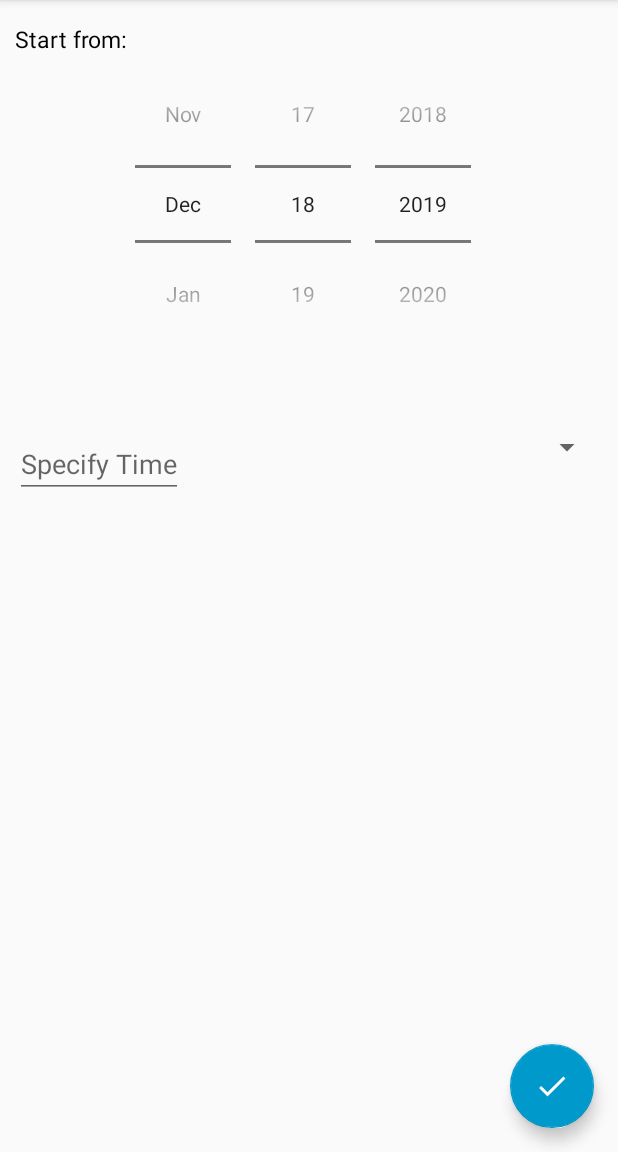
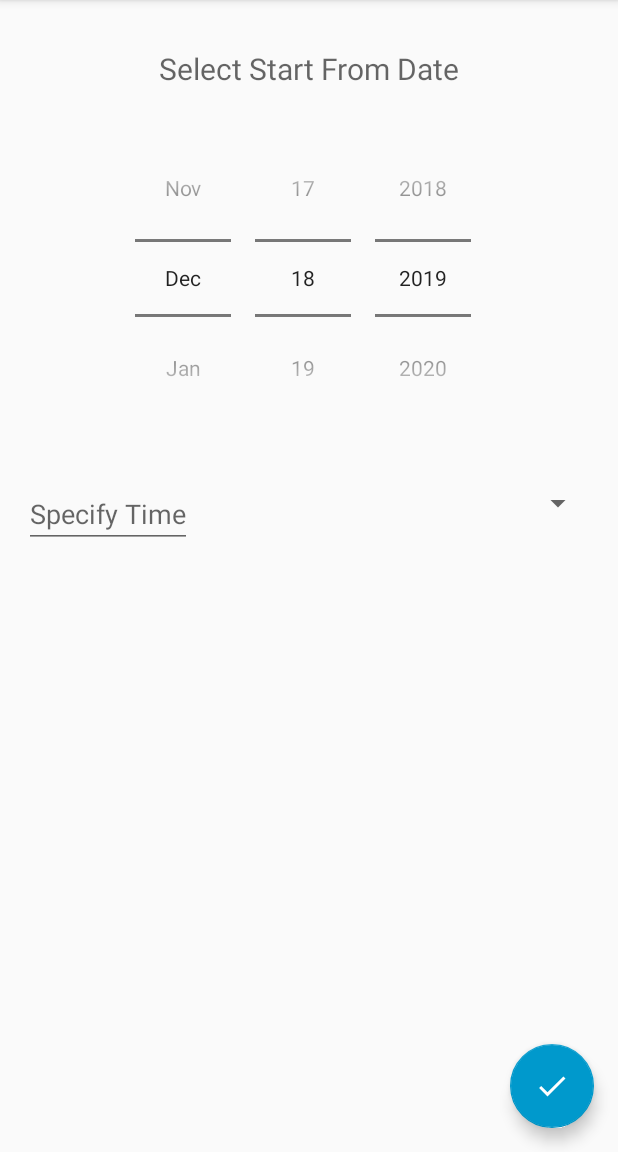
Before and after one commit to manshaw/Khalis, an Android app: the AddActivity screen opened directly, with no data from a screen before it, on a phone screen of 412 x 824 dp, the part 84-1236 px from its top. Run offline under Robolectric (Android 15) with nearby library versions, the phone set to English and light mode, and no system bars; our stand-ins replace Firebase (no records; nobody signed in at launch, a user with empty details on screens opened directly); libraries missing offline, so code that uses them is left out: com.dpro.widgets, com.weiwangcn.betterspinner; plain views replace BetterSpinner, WeekdaysPicker; 7 statements that could not run were skipped.

Commit message:
gui updated

```diff
--- a/app/build.gradle
+++ b/app/build.gradle
@@ -35,7 +35,6 @@ dependencies {
     testImplementation 'junit:junit:4.12'
     androidTestImplementation 'androidx.test.ext:junit:1.1.0'
     androidTestImplementation 'androidx.test.espresso:espresso-core:3.1.1'
-    implementation 'com.google.firebase:firebase-analytics:17.2.0'
     implementation 'com.google.firebase:firebase-analytics:17.2.1'
     implementation 'com.google.firebase:firebase-auth:19.2.0'
     implementation 'com.google.firebase:firebase-database:19.2.0'
--- a/app/src/main/res/layout/layout_add.xml
+++ b/app/src/main/res/layout/layout_add.xml
@@ -1,16 +1,19 @@
 <?xml version="1.0" encoding="utf-8"?>
 <RelativeLayout xmlns:android="http://schemas.android.com/apk/res/android"
     xmlns:app="http://schemas.android.com/apk/res-auto"
+    xmlns:tools="http://schemas.android.com/tools"
     android:layout_width="match_parent"
-    android:layout_height="match_parent"
+    android:layout_height="match_parent">
 
-    android:weightSum="2">
 
     <DatePicker
         android:id="@+id/datePickerExample"
         android:layout_width="match_parent"
         android:layout_height="wrap_content"
-        android:layout_marginTop="30dp"
+        android:layout_below="@+id/start_text"
+        android:layout_alignParentStart="true"
+        android:layout_alignParentEnd="true"
+        android:layout_marginTop="20dp"
         android:calendarViewShown="false"
         android:datePickerMode="spinner"
         android:endYear="2100"
@@ -23,36 +26,42 @@
         android:id="@+id/timepicker"
         android:layout_width="wrap_content"
         android:layout_height="42dp"
+        android:layout_below="@+id/datePickerExample"
         android:layout_alignParentStart="true"
-        android:layout_marginStart="10dp"
-        android:layout_marginTop="290dp"
+        android:layout_marginStart="16dp"
+        android:layout_marginTop="32dp"
         android:focusable="false"
         android:hint="Specify Time"
         android:inputType="time" />
-
 
     <TextView
         android:id="@+id/start_text"
         android:layout_width="wrap_content"
         android:layout_height="wrap_content"
         android:layout_alignParentStart="true"
-        android:layout_marginStart="10dp"
-        android:layout_marginTop="15dp"
-        android:text="Start from: "
-        android:textColor="@android:color/black"
-        android:textSize="15dp" />
+        android:layout_alignParentTop="true"
+        android:layout_alignParentEnd="true"
+        android:layout_marginTop="32dp"
+        android:focusable="false"
+        android:gravity="center"
+        android:hint="Select Start From Date"
+        android:textColor="@color/gray"
+        android:textSize="20dp" />
+
 
     <com.dpro.widgets.WeekdaysPicker
         android:id="@+id/weekdays"
         android:layout_width="match_parent"
         android:layout_height="wrap_content"
-        android:layout_marginTop="400dp"
+        android:layout_below="@+id/spinner2"
+        android:layout_alignParentStart="true"
+        android:layout_alignParentEnd="true"
+        android:layout_marginTop="32dp"
         android:gravity="center"
         android:visibility="gone"
         app:background_color="@android:color/white"
         app:border_color="@android:color/holo_blue_dark"
         app:highlight_color="@android:color/holo_blue_dark" />
-
 
     <com.google.android.material.floatingactionbutton.FloatingActionButton
         android:id="@+id/button"
@@ -70,8 +79,9 @@
         android:id="@+id/spinner2"
         android:layout_width="wrap_content"
         android:layout_height="wrap_content"
+        android:layout_below="@+id/datePickerExample"
         android:layout_alignParentEnd="true"
-        android:layout_marginTop="286dp"
-        android:layout_marginEnd="10dp"
+        android:layout_marginTop="32dp"
+        android:layout_marginEnd="16dp"
         android:hint="Schedule Days" />
 </RelativeLayout>
--- a/app/src/main/res/values/colors.xml
+++ b/app/src/main/res/values/colors.xml
@@ -9,6 +9,7 @@
     <color name="transparent">#00000000</color>
     <color name="blue_trip">#333333</color>
     <color name="label_text">#949494</color>
+    <color name="gray">#56596a</color>
     <color name="darkGreen">#008326</color>
     <color name="lightGreen">#8cc63f</color>
     <color name="orangeTheme">#F4A503</color>
```
Also changed, not shown: app/src/main/res/layout/activity__order_new.xml (+171 -110 lines), app/src/main/res/drawable/ic_milk.png (added), app/src/main/res/drawable/ic_yogurt.png (added).
